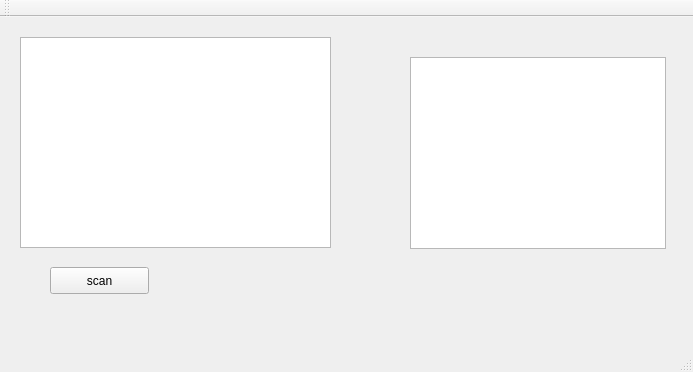
Before: the Qt Designer form mainwindow.ui in MohamedA-M-Hassan/tiny-language-scanner-Compilers-using-QT, drawn with Qt 5.
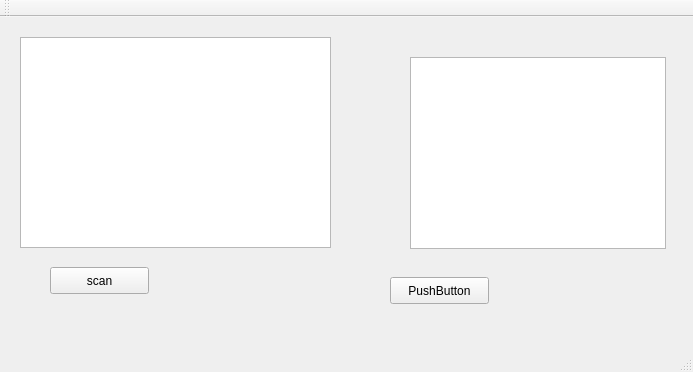
After: the same form once the commit is applied.

Commit message: notOOP : handle numbers

Patch:
```diff
--- a/mainwindow.ui
+++ b/mainwindow.ui
@@ -47,6 +47,19 @@
      </rect>
     </property>
    </widget>
+   <widget class="QPushButton" name="pushButton_2">
+    <property name="geometry">
+     <rect>
+      <x>390</x>
+      <y>260</y>
+      <width>99</width>
+      <height>27</height>
+     </rect>
+    </property>
+    <property name="text">
+     <string>PushButton</string>
+    </property>
+   </widget>
   </widget>
   <widget class="QMenuBar" name="menuBar">
    <property name="geometry">
```
The commit also changes 2 other files.
